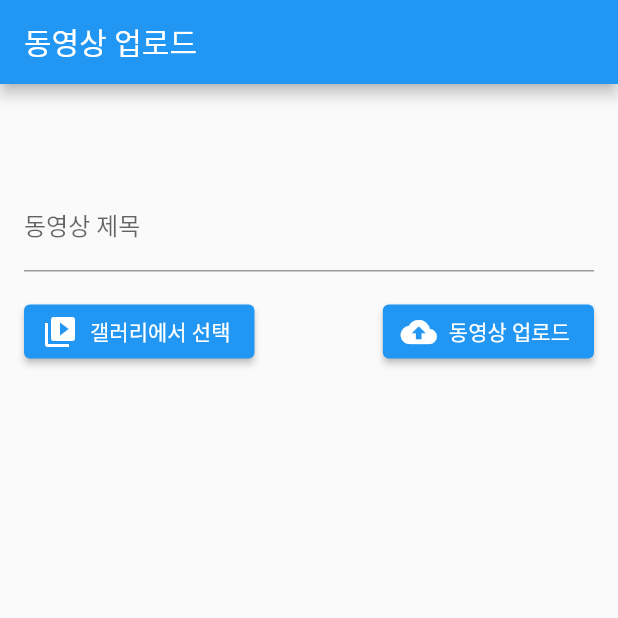
After one commit to disterbia/bloc_go, a Flutter app: the screen it shows after launch, after a tap on "갤러리에서 선택", on a phone screen of 412 x 824 dp, the top half of it. The commit adds this screen. Run offline on Flutter 3.47's test engine with Material 2 defaults, Android fonts, the light colour scheme and no system bars; our stand-ins replace bloc, chewie, dio, firebase_auth, firebase_core, flutter_bloc and 5 more; missing offline and left inert: flutter_naver_login, kakao_flutter_sdk; accounts and stored records are empty; network calls fail.

Commit message:
프로토타입

```diff
--- /dev/null
+++ b/lib/app/model/video_object.dart
@@ -0,0 +1,19 @@
+class VideoObject {
+  final String title;
+  final String uploader;
+  final String path;
+
+  VideoObject({
+    required this.title,
+    required this.uploader,
+    required this.path,
+  });
+
+  Map<String, dynamic> toJson() {
+    return {
+      'title': title,
+      'uploader': uploader,
+      'path': path,
+    };
+  }
+}
--- a/lib/app/router/custom_go_router.dart
+++ b/lib/app/router/custom_go_router.dart
@@ -5,7 +5,7 @@ import 'package:eatall/app/repository/login_repository.dart';
 import 'package:eatall/app/view/splash_page.dart';
 import 'package:eatall/app/view/login_page.dart';
 import 'package:eatall/app/view/upload_page.dart';
-import 'package:eatall/app/view/video_chat_page.dart';
+import 'package:eatall/app/view/video_upload.dart';
 import 'package:eatall/app/view/videostream.dart';
 import 'package:flutter/cupertino.dart';
 import 'package:flutter_bloc/flutter_bloc.dart';
@@ -16,6 +16,7 @@ class MyRoutes {
   static const Login = '/login';
   static const UPLOAD = '/upload';
   static const VIDEO = '/video';
+  static const VIDEOUPLOAD = '/video_upload';
 
 }
 
@@ -29,9 +30,13 @@ class MyPages {
           builder: (context, state) => SplashScreen()
       ),
       GoRoute(
+          path: MyRoutes.VIDEOUPLOAD,
+          builder: (context, state) => VideoUploadScreen()
+      ),
+      GoRoute(
           path: MyRoutes.VIDEO,
-          builder: (context, state) => VideoScreenPage()
-      ),
+          builder: (context, state)  {
+            return VideoScreenPage(state.extra.toString());}),
       GoRoute(
           path: MyRoutes.Login,
           builder: (context, state) => RepositoryProvider(
--- a/lib/app/view/splash_page.dart
+++ b/lib/app/view/splash_page.dart
@@ -14,7 +14,7 @@ class SplashScreen extends StatelessWidget {
         body: BlocListener<SplashBloc,bool>(
           listenWhen: (previous, current) => current,
           listener: (context,state) {
-            context.pushReplacement("/login");
+            context.pushReplacement("/video_upload");
           },
           child:Center(
         child: Image.asset("assets/product_img2.jpeg"),
--- /dev/null
+++ b/lib/app/view/video_upload.dart
@@ -0,0 +1,145 @@
+import 'dart:convert';
+import 'dart:io';
+import 'package:dio/dio.dart';
+import 'package:eatall/app/model/video_object.dart';
+import 'package:flutter/material.dart';
+import 'package:image_picker/image_picker.dart';
+
+
+class VideoUploadScreen extends StatefulWidget {
+  @override
+  _VideoUploadScreenState createState() => _VideoUploadScreenState();
+}
+
+class _VideoUploadScreenState extends State<VideoUploadScreen> {
+  List<XFile>? _videos;
+  final _picker = ImagePicker();
+  final TextEditingController _titleController = TextEditingController();
+  final dio = Dio();
+
+  Future<void> _pickVideos() async {
+    final pickedFiles = await _picker.pickVideo(source: ImageSource.gallery);
+    if (pickedFiles != null) {
+      setState(() {
+        _videos = [pickedFiles];
+      });
+    }
+  }
+
+  // 이 메서드는 사용자가 입력한 동영상 제목과 함께 VideoObject 리스트를 생성합니다.
+  List<VideoObject> _createVideoObjects(List<String> titles) {
+    List<VideoObject> videoObjects = [];
+    for (int i = 0; i < _videos!.length; i++) {
+      videoObjects.add(
+        VideoObject(
+          title: titles[i],
+          uploader: '사용자 이름', // 업로더 정보를 적절하게 수정하세요.
+          path: _videos![i].path,
+        ),
+      );
+    }
+    return videoObjects;
+  }
+
+  Future<void> _uploadVideos() async {
+    if (_videos == null || _videos!.isEmpty) {
+      ScaffoldMessenger.of(context).showSnackBar(
+        SnackBar(content: Text('동영상을 선택하세요.')),
+      );
+      return;
+    }
+
+    // 여기서 titles를 적절한 값으로 설정하십시오.
+    List<String> titles = [_titleController.text, '예제2']; // 동영상 제목을 사용자로부터 입력받아 설정하세요.
+
+    try {
+
+      List<MultipartFile> files = [];
+      List<VideoObject> videoObjects = _createVideoObjects(titles);
+
+
+      for (VideoObject videoObject in videoObjects) {
+        final videoFile = File(videoObject.path);
+        final file = await MultipartFile.fromFile(videoFile.path, filename: videoFile.path.split('/').last);
+        files.add(file);
+      }
+
+      final metaDataList = jsonEncode(videoObjects.map((videoObject) => videoObject.toJson()).toList());
+      final formData = FormData.fromMap({
+        'metadata': metaDataList,
+        'files': files,
+      });
+      final response = await dio.post(
+        'http://192.168.0.88:8080/uploads',
+        data: formData,
+      );
+
+      if (response.statusCode == 200) {
+        ScaffoldMessenger.of(context).showSnackBar(
+          SnackBar(content: Text('동영상 업로드에 성공했습니다.')),
+        );
+      } else {
+        ScaffoldMessenger.of(context).showSnackBar(
+          SnackBar(content: Text('동영상 업로드에 실패했습니다.')),
+        );
+      }
+    } catch (e) {
+      print(e);
+      ScaffoldMessenger.of(context).showSnackBar(
+        SnackBar(content: Text('동영상 업로드 중 오류가 발생했습니다.')),
+      );
+    }
+  }
+
+  @override
+  Widget build(BuildContext context) {
+    return Scaffold(
+      appBar: AppBar(
+        title: Text('동영상 업로드'),
+      ),
+      body: SingleChildScrollView(
+        child: Column(
+          children: [
+            if (_videos != null)
+              Container(
+                width: MediaQuery.of(context).size.width,
+                height: 300,
+                child: FittedBox(
+                  fit: BoxFit.cover,
+                  child: Image.file(File(_videos![0].path)),
+                ),
+              ),
+              SizedBox(height: 50,),
+            Padding(
+              padding: const EdgeInsets.all(16.0),
+              child: TextField(
+                controller: _titleController,
+                decoration: InputDecoration(
+                  labelText: '동영상 제목',
+                ),
+              ),
+            ),
+            Padding(
+              padding: const EdgeInsets.symmetric(horizontal: 16.0),
+              child: Row(
+                mainAxisAlignment: MainAxisAlignment.spaceBetween,
+                children: [
+                ElevatedButton.icon(
+                onPressed: _pickVideos,
+                icon: Icon(Icons.video_library),
+                label: Text('갤러리에서 선택'),
+              ),
+              ElevatedButton.icon(
+                onPressed: _uploadVideos,
+                icon: Icon(Icons.cloud_upload),
+                label: Text('동영상 업로드'),
+              ),
+                ],
+              ),
+            ),
+          ],
+        ),
+      ),
+    );
+  }
+}
--- a/lib/app/view/videostream.dart
+++ b/lib/app/view/videostream.dart
@@ -8,7 +8,8 @@ import 'package:video_player/video_player.dart';
 
 
 class VideoScreenPage extends StatefulWidget {
-
+  VideoScreenPage(this.id);
+  String id;
   @override
   _VideoScreenState createState() => _VideoScreenState();
 }
--- a/lib/app/widget/apple_sigin_button.dart
+++ b/lib/app/widget/apple_sigin_button.dart
@@ -35,7 +35,7 @@ class AppleSignInButton extends StatelessWidget {
                   print('credential.state = $credential');
                   print('credential.state = ${credential.email}');
                   print('credential.state = ${credential.userIdentifier}');
-                  context.push("/video");
+                  context.push("/video",extra: credential.userIdentifier);
                 } catch (error) {
                   print('error = $error');
                 }
```
Also changed, not shown: lib/app/view/login_page.dart (+62 -13 lines), lib/app/view/video_chat_page.dart (deleted, +0 -18 lines).
